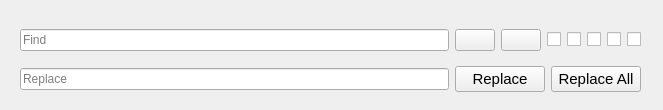
Qt form src/FindReplaceView.ui (silkedit/silkedit) before a commit.
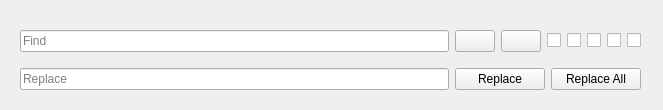
The same form after that commit. Icons and pictures are not drawn. Custom widgets are drawn as their Qt base class.

Commit message: Remove font size setting in FindReplaceView.ui

```diff
--- a/src/FindReplaceView.ui
+++ b/src/FindReplaceView.ui
@@ -111,11 +111,6 @@
      <layout class="QHBoxLayout" name="horizontalLayout">
       <item>
        <widget class="QPushButton" name="replaceButton">
-        <property name="font">
-         <font>
-          <pointsize>11</pointsize>
-         </font>
-        </property>
         <property name="text">
          <string>Replace</string>
         </property>
@@ -123,11 +118,6 @@
       </item>
       <item>
        <widget class="QPushButton" name="replaceAllButton">
-        <property name="font">
-         <font>
-          <pointsize>11</pointsize>
-         </font>
-        </property>
         <property name="text">
          <string>Replace All</string>
         </property>
```
